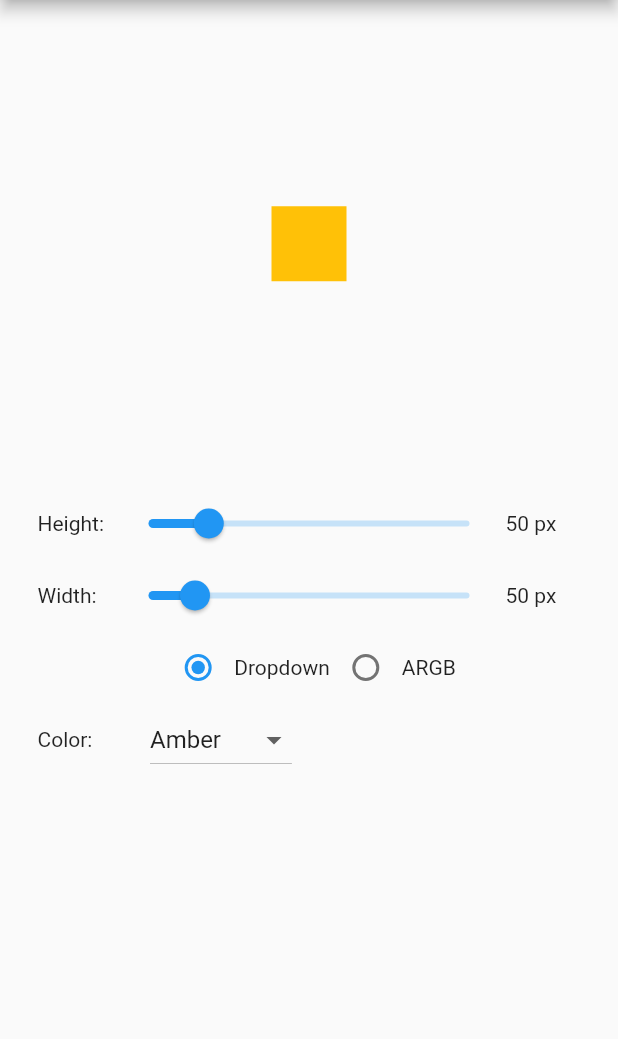
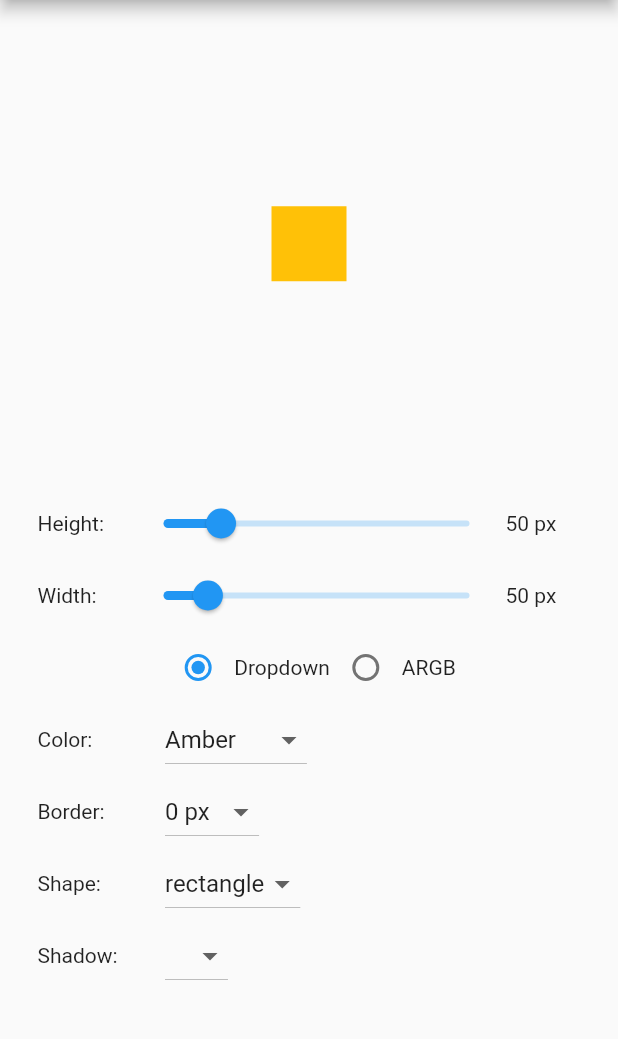
Before and after one commit to Kounex/flutter_companion, a Flutter app: the screen it shows after launch, on a phone screen of 412 x 824 dp, the part 84-1123 px from its top. Run offline on Flutter 3.47's test engine with Material 2 defaults, Android fonts, the light colour scheme and no system bars; our stand-ins replace google_fonts.

Commit message:
finished basic showcase - now better showcase with widget extraction

```diff
--- a/the_container/lib/views/basic_showcase/basic_showcase.dart
+++ b/the_container/lib/views/basic_showcase/basic_showcase.dart
@@ -20,6 +20,12 @@ class BasicShowcaseView extends StatefulWidget {
 class _BasicShowcaseViewState extends State<BasicShowcaseView> {
   double _height = 50.0;
   double _width = 50.0;
+
+  double _radius = 0.0;
+
+  BoxShape _shape = BoxShape.rectangle;
+
+  List<BoxShadow> _shadow;
 
   /// _colorType is being used to determine if the color of the container
   /// is being set from the value which is set in the dropdown box or the
@@ -86,6 +92,10 @@ class _BasicShowcaseViewState extends State<BasicShowcaseView> {
                   /// horizontally on default - Align does counter
                   /// this behaviour
                   child: Align(
+                    /// The actual container widget we are manipulating here
+                    /// and is shown s the first item in this view. All the upcoming
+                    /// widgets are used to change the values of the properties
+                    /// of this container
                     child: Container(
                       height: _height,
                       width: _width,
@@ -98,7 +108,13 @@ class _BasicShowcaseViewState extends State<BasicShowcaseView> {
                                   int.parse(_colorGController.text),
                                   int.parse(_colorBController.text),
                                 ),
-                      ),
+                          borderRadius: _shape == BoxShape.rectangle
+                              ? BorderRadius.all(
+                                  Radius.circular(_radius),
+                                )
+                              : null,
+                          shape: _shape,
+                          boxShadow: _shadow),
                     ),
                   ),
                 ),
@@ -106,7 +122,7 @@ class _BasicShowcaseViewState extends State<BasicShowcaseView> {
               Row(
                 children: <Widget>[
                   Container(
-                    width: 50.0,
+                    width: 60.0,
                     child: Text('Height:'),
                   ),
                   Expanded(
@@ -128,7 +144,7 @@ class _BasicShowcaseViewState extends State<BasicShowcaseView> {
               Row(
                 children: <Widget>[
                   Container(
-                    width: 50.0,
+                    width: 60.0,
                     child: Text('Width:'),
                   ),
                   Expanded(
@@ -167,7 +183,7 @@ class _BasicShowcaseViewState extends State<BasicShowcaseView> {
               Row(
                 children: <Widget>[
                   Container(
-                    width: 50.0,
+                    width: 60.0,
                     child: Text('Color:'),
                   ),
                   Padding(
@@ -285,6 +301,83 @@ class _BasicShowcaseViewState extends State<BasicShowcaseView> {
                   ),
                 ],
               ),
+              Row(
+                children: <Widget>[
+                  Container(
+                    width: 60.0,
+                    child: Text('Border:'),
+                  ),
+                  Padding(
+                    padding: const EdgeInsets.only(left: 25.0),
+                    child: DropdownButton<int>(
+                      value: _radius.toInt(),
+                      disabledHint: Text('${_radius.round()} px'),
+                      items: List<DropdownMenuItem<int>>.generate(
+                        11,
+                        (index) => DropdownMenuItem(
+                          child: Text('${index * 5} px'),
+                          value: index * 5,
+                        ),
+                      ),
+                      onChanged: _shape == BoxShape.rectangle
+                          ? (radius) =>
+                              setState(() => _radius = radius.toDouble())
+                          : null,
+                    ),
+                  )
+                ],
+              ),
+              Row(
+                children: <Widget>[
+                  Container(
+                    width: 60.0,
+                    child: Text('Shape:'),
+                  ),
+                  Padding(
+                    padding: const EdgeInsets.only(left: 25.0),
+                    child: DropdownButton<BoxShape>(
+                      value: _shape,
+                      items: BoxShape.values
+                          .map(
+                            (shape) => DropdownMenuItem(
+                              child: Text(shape.toString().split('.')[1]),
+                              value: shape,
+                            ),
+                          )
+                          .toList(),
+                      onChanged: (shape) => setState(() => _shape = shape),
+                    ),
+                  )
+                ],
+              ),
+              Row(
+                children: <Widget>[
+                  Container(
+                    width: 60.0,
+                    child: Text('Shadow:'),
+                  ),
+                  Padding(
+                    padding: const EdgeInsets.only(left: 25.0),
+                    child: ClipRect(
+                      child: DropdownButton<List<BoxShadow>>(
+                        value: _shadow,
+                        items: [0]
+                            .followedBy(kElevationToShadow.keys)
+                            .map(
+                              (shadowKey) => DropdownMenuItem(
+                                child: Text(
+                                  shadowKey.toString(),
+                                ),
+                                value: kElevationToShadow[shadowKey],
+                              ),
+                            )
+                            .toList(),
+                        onChanged: (shadow) => setState(() => _shadow = shadow),
+                      ),
+                    ),
+                  )
+                ],
+              )
             ],
           ),
         ),
```
Lines whose indentation alone changed are shown as unchanged.
